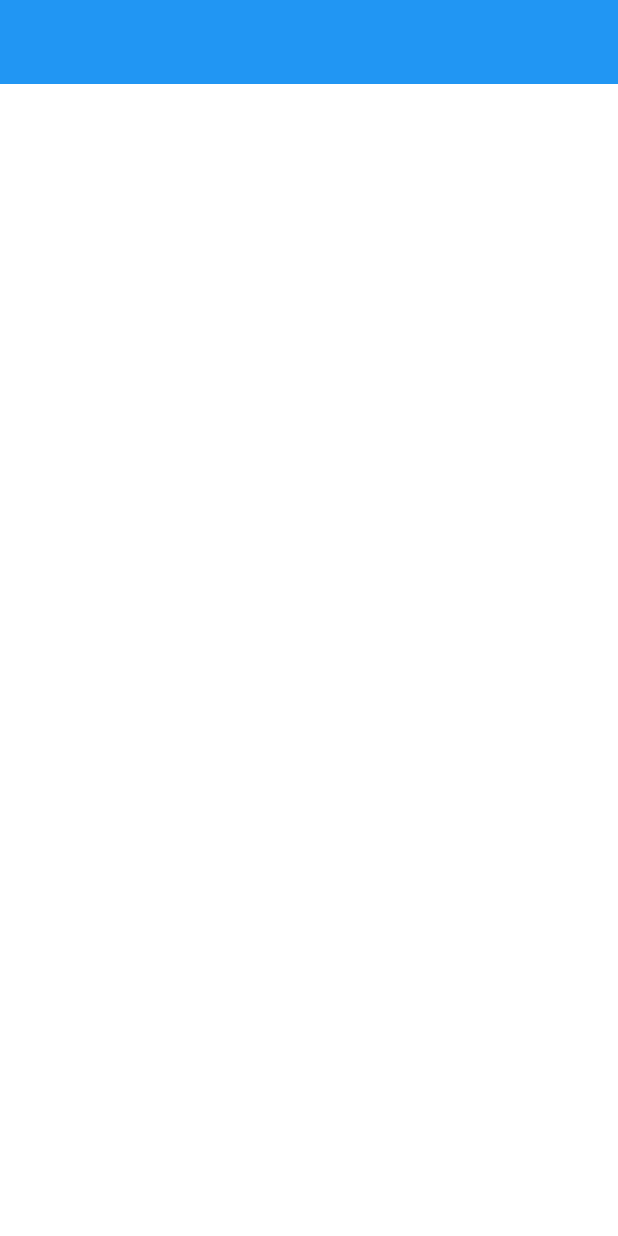
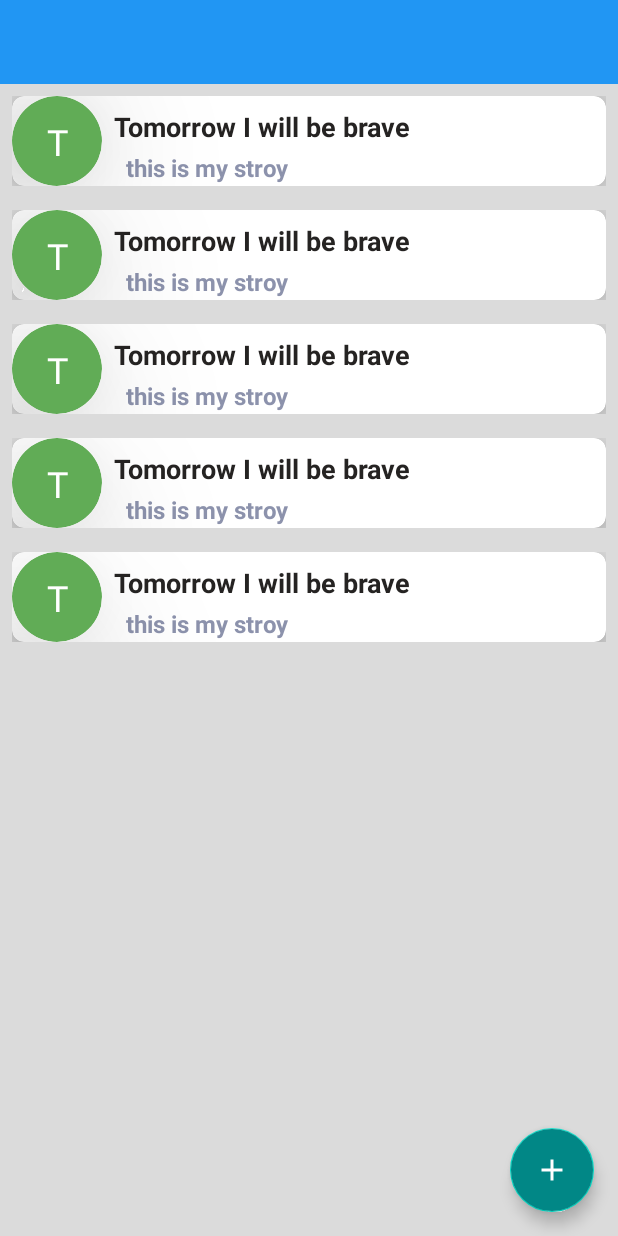
Before and after one commit to HassanZz817/MyStory, an Android app: the layout activity_main.xml on its own in the app's theme, with its tools: preview values and no code run, on a phone screen of 412 x 824 dp. Run offline under Robolectric (Android 15) with nearby library versions, the phone set to English and light mode, and no system bars.

Commit message:
making the custom_layout.xml to make changes to the recyclerview in the activity_main.xml and adding the Custom Class which is Story.kt + adding the Floating Button to the activity_main.xml

```diff
--- a/app/src/main/AndroidManifest.xml
+++ b/app/src/main/AndroidManifest.xml
@@ -14,6 +14,13 @@
         android:theme="@style/Theme.MyStory"
         tools:targetApi="31">
         <activity
+            android:name=".AddStoryActivity"
+            android:exported="false">
+            <meta-data
+                android:name="android.app.lib_name"
+                android:value="" />
+        </activity>
+        <activity
             android:name=".LoginActivity"
             android:exported="false" />
         <activity
@@ -27,8 +34,7 @@
         </activity>
         <activity
             android:name=".MainActivity"
-            android:exported="true">
-        </activity>
+            android:exported="true"></activity>
     </application>
 
 </manifest>
--- /dev/null
+++ b/app/src/main/java/com/example/mystory/AddStoryActivity.kt
@@ -0,0 +1,11 @@
+package com.example.mystory
+
+import androidx.appcompat.app.AppCompatActivity
+import android.os.Bundle
+
+class AddStoryActivity : AppCompatActivity() {
+    override fun onCreate(savedInstanceState: Bundle?) {
+        super.onCreate(savedInstanceState)
+        setContentView(R.layout.activity_add_stroy)
+    }
+}
--- a/app/src/main/java/com/example/mystory/MainActivity.kt
+++ b/app/src/main/java/com/example/mystory/MainActivity.kt
@@ -10,7 +10,7 @@ import androidx.appcompat.widget.Toolbar
 import androidx.core.view.GravityCompat
 import androidx.drawerlayout.widget.DrawerLayout
 import androidx.recyclerview.widget.RecyclerView
-import androidx.recyclerview.widget.RecyclerView.Recycler
+import com.google.android.material.floatingactionbutton.FloatingActionButton
 import com.google.android.material.navigation.NavigationView
 
 class MainActivity : AppCompatActivity() {
@@ -19,6 +19,7 @@ class MainActivity : AppCompatActivity() {
     lateinit var toolbarView: Toolbar
     lateinit var navigationView: NavigationView
     lateinit var recyclerView: RecyclerView
+    lateinit var buttonAddStory: FloatingActionButton
 
     override fun onCreate(savedInstanceState: Bundle?) {
         super.onCreate(savedInstanceState)
@@ -32,6 +33,7 @@ class MainActivity : AppCompatActivity() {
         setupDrawer()
         updateEmailInHeader(email!!)
         drawerClick()
+        openAddStoryActivity()
     }
     private fun connectViews(){
 
@@ -39,6 +41,7 @@ class MainActivity : AppCompatActivity() {
         toolbarView = findViewById(R.id.toolbar)
         navigationView = findViewById(R.id.navView)
         recyclerView = findViewById(R.id.storiesRecyclerView)
+        buttonAddStory = findViewById(R.id.btnAddStory)
     }
     private fun setupDrawer(){
         val toggle = ActionBarDrawerToggle(this,drawerLayout,R.string.open,R.string.close)
@@ -52,14 +55,13 @@ class MainActivity : AppCompatActivity() {
         textViewEmail.text = email
 
     }
+
     private fun drawerClick(){
         navigationView.setNavigationItemSelectedListener{
             when(it.itemId) {
                 R.id.home -> {
                 drawerLayout.closeDrawer(GravityCompat.START)
                     true
-
-
                 }
                 R.id.logout -> {
                     finish()
@@ -79,4 +81,10 @@ class MainActivity : AppCompatActivity() {
             } else -> true
         }
     }
+    private fun openAddStoryActivity(){
+        buttonAddStory.setOnClickListener(){
+            val i = Intent(this,AddStoryActivity::class.java)
+            startActivity(i)
+        }
+    }
 }
--- /dev/null
+++ b/app/src/main/java/com/example/mystory/Story.kt
@@ -0,0 +1,4 @@
+package com.example.mystory
+
+
+class Story(val title: String, val subtitle:String, val description: String)
--- /dev/null
+++ b/app/src/main/java/com/example/mystory/challenges.kt
@@ -0,0 +1,17 @@
+package com.example.mystory
+
+
+/* the Challenges from coder Hub to challenge my kotlin knowledge and learn how to solve
+    logical problems using the programming logics */
+
+// this function remove the last char from the string
+/* fun deleteLastChar( word: String):String {
+
+ // we want to have the string length so we use the var .length propriety
+ val wordLength = word.length
+
+ // afterward we use the substring method which have to parameters the start index and the ending index
+ we start from the index zero as we don't want ot delete the first Char if that the case we would change 0 to 1
+ and we end at -1 so it's always the last Char no Matter how long the String Is.
+   return word.substring(0,wordLength -1)
+}*/
--- /dev/null
+++ b/app/src/main/res/drawable/ic_baseline_add_24.xml
@@ -0,0 +1,5 @@
+<vector android:height="24dp" android:tint="#FFFFFF"
+    android:viewportHeight="24" android:viewportWidth="24"
+    android:width="24dp" xmlns:android="http://schemas.android.com/apk/res/android">
+    <path android:fillColor="@android:color/white" android:pathData="M19,13h-6v6h-2v-6H5v-2h6V5h2v6h6v2z"/>
+</vector>
--- /dev/null
+++ b/app/src/main/res/layout/activity_add_stroy.xml
@@ -0,0 +1,9 @@
+<?xml version="1.0" encoding="utf-8"?>
+<androidx.constraintlayout.widget.ConstraintLayout xmlns:android="http://schemas.android.com/apk/res/android"
+    xmlns:app="http://schemas.android.com/apk/res-auto"
+    xmlns:tools="http://schemas.android.com/tools"
+    android:layout_width="match_parent"
+    android:layout_height="match_parent"
+    tools:context=".AddStoryActivity">
+
+</androidx.constraintlayout.widget.ConstraintLayout>
--- a/app/src/main/res/layout/activity_main.xml
+++ b/app/src/main/res/layout/activity_main.xml
@@ -4,11 +4,12 @@
     xmlns:tools="http://schemas.android.com/tools"
     android:layout_width="match_parent"
     android:layout_height="match_parent"
+    android:background="#DBDBDB"
     android:id="@+id/drawer"
 
     tools:context=".MainActivity">
 
-    <LinearLayout
+    <androidx.constraintlayout.widget.ConstraintLayout
         android:layout_width="wrap_content"
         android:layout_height="wrap_content"
         android:orientation="vertical">
@@ -17,19 +18,39 @@
             android:id="@+id/toolbar"
             android:layout_width="match_parent"
             android:layout_height="?attr/actionBarSize"
+            app:layout_constraintTop_toTopOf="parent"
+            app:layout_constraintStart_toStartOf="parent"
+            app:layout_constraintEnd_toEndOf="parent"
             android:background="#2196F3"/>
 
 
         <androidx.recyclerview.widget.RecyclerView
             android:id="@+id/storiesRecyclerView"
             android:layout_width="match_parent"
-            android:layout_height="match_parent"
+            android:layout_height="0dp"
             android:orientation="vertical"
             app:layoutManager="androidx.recyclerview.widget.LinearLayoutManager"
+            app:layout_constraintBottom_toBottomOf="parent"
+            app:layout_constraintTop_toBottomOf="@id/toolbar"
+            tools:itemCount="5"
+            tools:listitem="@layout/custom_layout"
 
 
             />
-    </LinearLayout>
+
+        <com.google.android.material.floatingactionbutton.FloatingActionButton
+            android:id="@+id/btnAddStory"
+            android:layout_width="wrap_content"
+            android:layout_height="wrap_content"
+            android:layout_marginEnd="16dp"
+            android:layout_marginBottom="16dp"
+            android:src="@drawable/ic_baseline_add_24"
+            android:backgroundTint="@color/teal_700"
+            app:tint="@color/white"
+            app:layout_constraintBottom_toBottomOf="parent"
+            app:layout_constraintEnd_toEndOf="parent" />
+    </androidx.constraintlayout.widget.ConstraintLayout>
+
         <com.google.android.material.navigation.NavigationView
             android:id="@+id/navView"
             android:layout_width="wrap_content"
@@ -42,4 +63,8 @@
 
 
 
+
+
+
+
 </androidx.drawerlayout.widget.DrawerLayout>
--- /dev/null
+++ b/app/src/main/res/layout/custom_layout.xml
@@ -0,0 +1,93 @@
+<?xml version="1.0" encoding="utf-8"?>
+<androidx.constraintlayout.widget.ConstraintLayout xmlns:android="http://schemas.android.com/apk/res/android"
+    android:layout_width="match_parent"
+    android:layout_height="wrap_content"
+    android:layout_margin="8dp"
+    xmlns:app="http://schemas.android.com/apk/res-auto">
+
+    <androidx.cardview.widget.CardView
+        android:layout_width="match_parent"
+        android:layout_height="wrap_content"
+        app:cardCornerRadius="8dp"
+        app:layout_constraintBottom_toBottomOf="parent"
+        app:layout_constraintEnd_toEndOf="parent"
+        app:layout_constraintStart_toStartOf="parent"
+        app:layout_constraintTop_toTopOf="parent"
+        app:cardElevation="16dp">
+
+
+        <androidx.constraintlayout.widget.ConstraintLayout
+            android:layout_width="match_parent"
+            android:layout_height="wrap_content">
+
+            <androidx.cardview.widget.CardView
+                android:id="@+id/circle_view"
+                android:layout_width="60dp"
+                android:layout_height="60dp"
+                app:cardBackgroundColor="#61AC56"
+                app:cardCornerRadius="50dp"
+                app:cardElevation="60dp"
+                app:layout_constraintBottom_toBottomOf="parent"
+                app:layout_constraintStart_toStartOf="parent"
+                app:layout_constraintTop_toTopOf="parent">
+
+
+            <androidx.constraintlayout.widget.ConstraintLayout
+                android:layout_width="match_parent"
+                android:layout_height="match_parent">
+
+                <TextView
+                    android:id="@+id/tvStoryLetter"
+                    android:layout_width="wrap_content"
+                    android:layout_height="wrap_content"
+                    android:text="T"
+                    android:textSize="24sp"
+                    android:textColor="@color/white"
+                    app:layout_constraintTop_toTopOf="parent"
+                    app:layout_constraintStart_toStartOf="parent"
+                    app:layout_constraintEnd_toEndOf="parent"
+                    app:layout_constraintBottom_toBottomOf="parent"
+                    />
+            </androidx.constraintlayout.widget.ConstraintLayout>
+            </androidx.cardview.widget.CardView>
+
+            <TextView
+                android:id="@+id/mainText"
+                android:layout_width="0dp"
+                android:layout_height="wrap_content"
+                app:layout_constraintTop_toTopOf="parent"
+                app:layout_constraintStart_toEndOf="@id/circle_view"
+                app:layout_constraintEnd_toEndOf="parent"
+                android:layout_marginTop="8dp"
+                android:textColor="@color/black"
+                android:layout_marginStart="8dp"
+                android:textSize="18sp"
+                android:textStyle="bold"
+                android:text="Tomorrow I will be brave ">
+
+
+            </TextView>
+
+            <TextView
+                android:layout_width="0dp"
+                android:layout_height="wrap_content"
+                app:layout_constraintTop_toBottomOf="@id/mainText"
+                app:layout_constraintStart_toEndOf="@id/circle_view"
+                app:layout_constraintEnd_toEndOf="parent"
+                android:layout_marginTop="4dp"
+                android:textColor="#8C92AC"
+                android:layout_marginStart="16dp"
+                android:textSize="16sp"
+                android:textStyle="bold"
+                android:text="this is my stroy">
+
+
+            </TextView>
+
+
+        </androidx.constraintlayout.widget.ConstraintLayout>
+
+
+    </androidx.cardview.widget.CardView>
+
+</androidx.constraintlayout.widget.ConstraintLayout>
--- a/app/src/main/res/layout/nav_header.xml
+++ b/app/src/main/res/layout/nav_header.xml
@@ -12,14 +12,13 @@
         android:id="@+id/imageViewMoon"
         android:layout_width="100dp"
         android:layout_height="100dp"
-        android:src="@drawable/moon"
         android:layout_marginStart="16dp"
         android:layout_marginTop="12dp"
         android:layout_marginBottom="12dp"
-        app:layout_constraintTop_toTopOf="parent"
+        android:src="@drawable/moon"
+        app:layout_constraintBottom_toBottomOf="parent"
         app:layout_constraintStart_toStartOf="parent"
-        app:layout_constraintBottom_toBottomOf="parent"
-         />
+        app:layout_constraintTop_toTopOf="parent" />
     <TextView
         android:id="@+id/etUsername"
         android:layout_width="wrap_content"
--- a/app/src/main/res/values/strings.xml
+++ b/app/src/main/res/values/strings.xml
@@ -3,8 +3,8 @@
     <string name="user_name">Username</string>
     <string name="password">Password</string>
     <string name="login">Login</string>
-        <string name="open">open</string>
-        <string name="close">close</string>
+    <string name="open">open</string>
+    <string name="close">close</string>
 
     <!--    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-->
 </resources>
```
Also changed, not shown: app/src/main/res/drawable-v24/moon.jpg (deleted), app/src/main/res/drawable-v24/moon.png (added).
